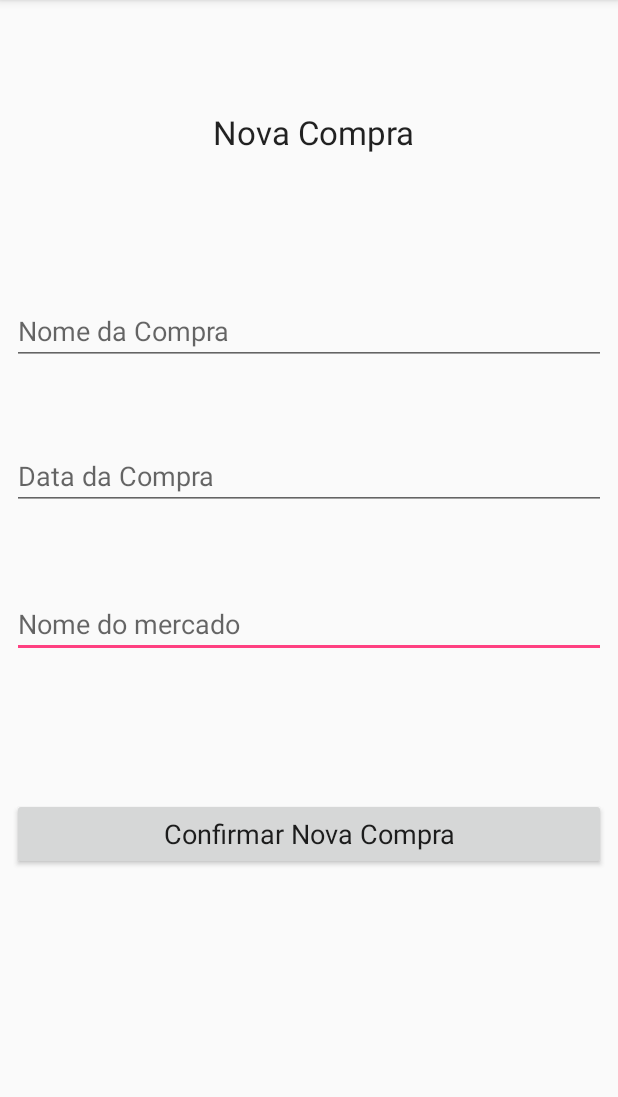
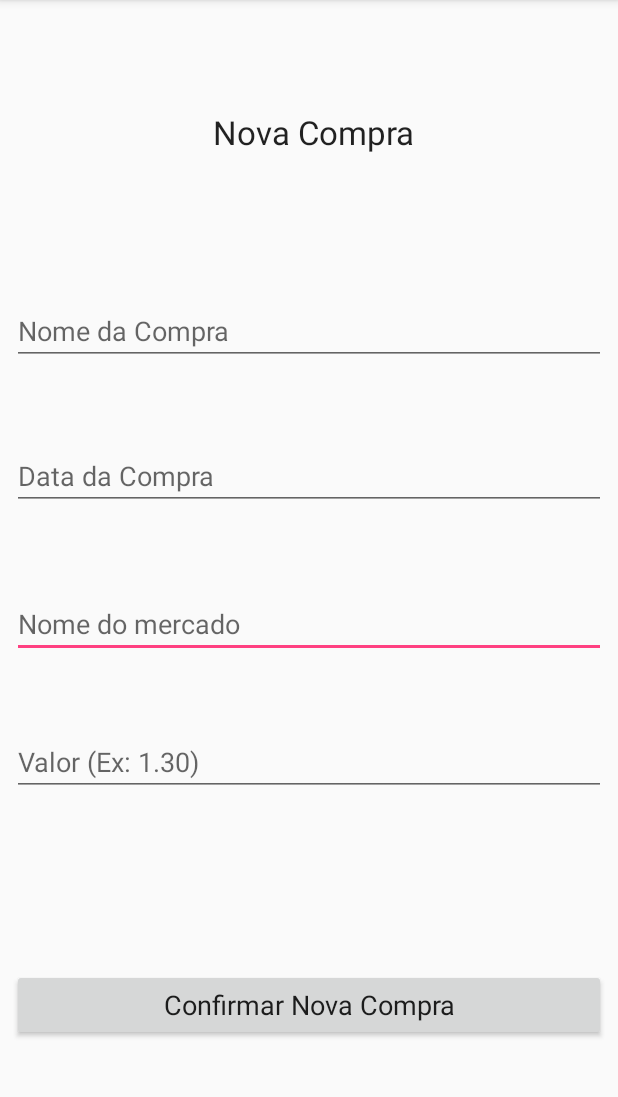
Before and after one commit to ufjf-dcc196/dcc196-2018-3-trb3-gabriel-martins-e-mateus-goncalo, an Android app: the CadastrarCompraActivity screen opened directly, with no data from a screen before it, on a phone screen of 412 x 824 dp, the part 84-1181 px from its top. Run offline under Robolectric (Android 15) with nearby library versions, the light colour scheme and no system bars.

Commit message:
Adicionando métodos ao CadastrarCompraActivity

```diff
--- a/app/src/main/res/layout/activity_cadastrar_compra.xml
+++ b/app/src/main/res/layout/activity_cadastrar_compra.xml
@@ -39,6 +39,27 @@
         app:layout_constraintStart_toStartOf="parent"
         app:layout_constraintTop_toTopOf="parent"
         app:layout_constraintVertical_bias="0.545" />
+
+    <EditText
+        android:id="@+id/etxt_ValorCompra"
+        android:layout_width="0dp"
+        android:layout_height="wrap_content"
+        android:layout_marginBottom="8dp"
+        android:layout_marginEnd="8dp"
+        android:layout_marginLeft="8dp"
+        android:layout_marginRight="8dp"
+        android:layout_marginStart="8dp"
+        android:layout_marginTop="8dp"
+        android:contentDescription="@string/hint_ValorCompra"
+        android:ems="10"
+        android:hint="@string/hint_ValorCompra"
+        android:inputType="numberDecimal"
+        app:layout_constraintBottom_toBottomOf="parent"
+        app:layout_constraintEnd_toEndOf="parent"
+        app:layout_constraintHorizontal_bias="0.0"
+        app:layout_constraintStart_toStartOf="parent"
+        app:layout_constraintTop_toTopOf="parent"
+        app:layout_constraintVertical_bias="0.675" />
 
     <EditText
         android:id="@+id/etxt_DataCompra"
@@ -99,5 +120,5 @@
         app:layout_constraintHorizontal_bias="0.0"
         app:layout_constraintStart_toStartOf="parent"
         app:layout_constraintTop_toTopOf="parent"
-        app:layout_constraintVertical_bias="0.744" />
+        app:layout_constraintVertical_bias="0.906" />
 </android.support.constraint.ConstraintLayout>
--- a/app/src/main/res/values/strings.xml
+++ b/app/src/main/res/values/strings.xml
@@ -8,4 +8,5 @@
     <string name="hint_ValorItem">Opcional (Valor do item)</string>
     <string name="hint_NomeCompra">Nome da Compra</string>
     <string name="hint_DataCompra">Data da Compra</string>
+    <string name="hint_ValorCompra">Valor (Ex: 1.30)</string>
 </resources>
```
Also changed, not shown: app/src/main/java/com/ufjf/dcc196/dcc196_trb03/CadastrarCompraActivity.java (+30 -2 lines).
